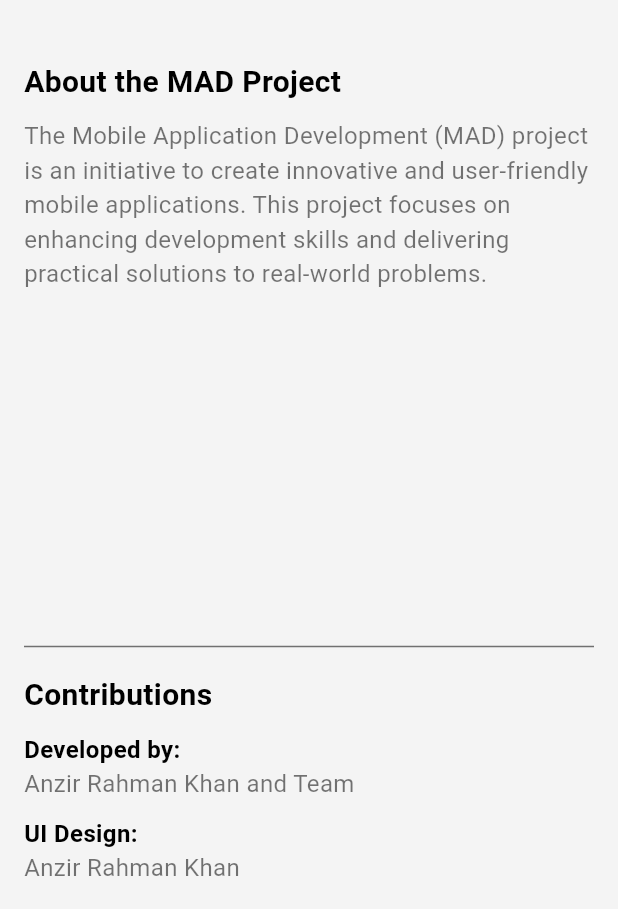
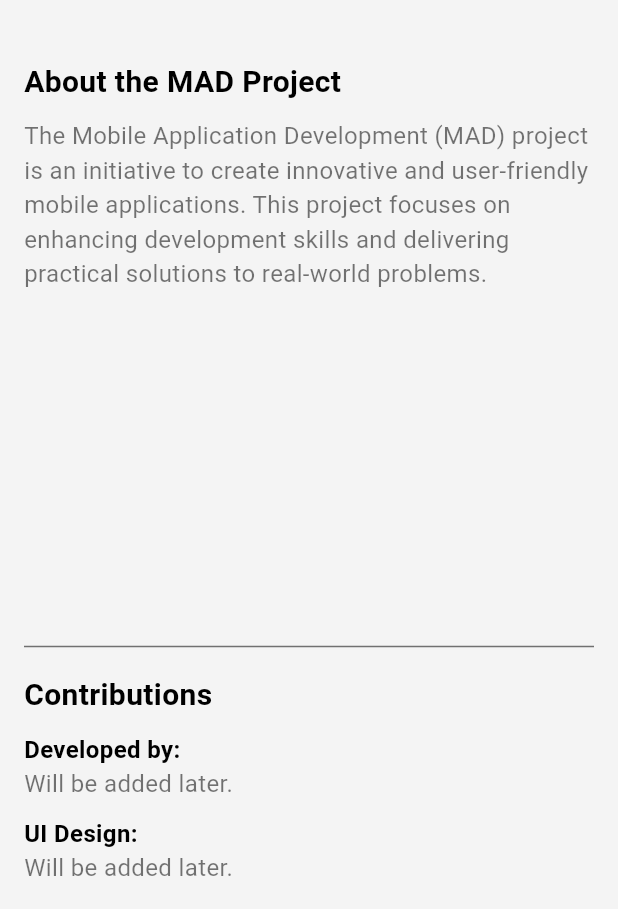
Before and after one commit to diyana-nikita705/MAD-LeaderBoard-App, a Flutter app: the screen it shows once a user with an empty profile is signed in, item 4 of the bottom bar chosen, in the side drawer, after a tap on "About", on a phone screen of 412 x 824 dp, the part 327-1236 px from its top. Run offline on Flutter 3.47's test engine with Material 3 defaults, Android fonts, the phone set to English and light mode, and no system bars; our stand-ins replace cloud_firestore, firebase_auth, firebase_core, flutter_riverpod; accounts and stored records are empty; generated files the repository leaves out were written again.

Commit message:
fixes some issues
- changed the about page
- fixed binding and unbinding logic

```diff
--- a/lib/screens/drawer/about.dart
+++ b/lib/screens/drawer/about.dart
@@ -77,7 +77,7 @@ class About extends StatelessWidget {
               ),
             ),
             Text(
-              'Anzir Rahman Khan and Team',
+              'Will be added later.',
               style: TextStyle(fontSize: 16, color: Colors.black54),
             ),
             SizedBox(height: 10),
@@ -90,7 +90,7 @@ class About extends StatelessWidget {
               ),
             ),
             Text(
-              'Anzir Rahman Khan',
+              'Will be added later.',
               style: TextStyle(fontSize: 16, color: Colors.black54),
             ),
           ],
--- a/lib/screens/profile/profile.dart
+++ b/lib/screens/profile/profile.dart
@@ -23,6 +23,7 @@ class _ProfileState extends ConsumerState<Profile> {
   int? _profileRank; // Add a state variable to store the fetched rank
   int? _peopleAhead;
   int? _peopleBehind;
+  bool _isProfileUnbound = false; // Add a flag to track unbinding
 
   Future<void> _fetchStudentDetails(String studentId) async {
     setState(() {
@@ -120,6 +121,9 @@ class _ProfileState extends ConsumerState<Profile> {
         .collection('user_profiles')
         .doc(user.uid)
         .set({'profileId': studentId});
+
+    // Refresh authProvider to update button state
+    ref.refresh(authProvider);
   }
 
   Future<void> _unbindProfileFromAccount() async {
@@ -139,14 +143,11 @@ class _ProfileState extends ConsumerState<Profile> {
       _peopleAhead = null;
       _peopleBehind = null;
       _error = null; // Clear any existing error messages
+      _isProfileUnbound = true; // Set the unbound flag
     });
 
-    // Show a confirmation message
-    ScaffoldMessenger.of(context).showSnackBar(
-      const SnackBar(
-        content: Text('Profile unbound from account successfully!'),
-      ),
-    );
+    // Refresh authProvider to update button state
+    ref.refresh(authProvider);
   }
 
   @override
@@ -173,7 +174,11 @@ class _ProfileState extends ConsumerState<Profile> {
     ) {
       next.whenData((authData) {
         final profileId = authData?['profileId'] as String?;
-        if (profileId != null && student == null) {
+        final currentUserUid = authData?['user']?.uid as String?;
+        if (profileId != null &&
+            student == null &&
+            currentUserUid != null &&
+            !_isProfileUnbound) {
           _fetchStudentDetails(profileId);
         }
       });
@@ -611,21 +616,32 @@ class _ProfileState extends ConsumerState<Profile> {
                                   ),
                                 ),
                                 const SizedBox(height: 16),
+                                Padding(
+                                  padding: const EdgeInsets.symmetric(
+                                    vertical: 16.0,
+                                  ),
+                                  child: Column(
+                                    crossAxisAlignment:
+                                        CrossAxisAlignment.stretch,
+                                    children: [
+                                      if (authData?['profileId'] == null) ...[
                                         ElevatedButton(
                                           style: ElevatedButton.styleFrom(
                                             backgroundColor:
                                                 AppColors.primaryAccentColor,
                                             padding: const EdgeInsets.symmetric(
-                                      horizontal: 32,
                                               vertical: 14,
                                             ),
                                             shape: RoundedRectangleBorder(
-                                      borderRadius: BorderRadius.circular(12),
+                                              borderRadius:
+                                                  BorderRadius.circular(12),
                                             ),
                                           ),
                                           onPressed: () async {
                                             if (student != null) {
-                                      await _bindProfileToAccount(student.id);
+                                              await _bindProfileToAccount(
+                                                student.id,
+                                              );
                                               ScaffoldMessenger.of(
                                                 context,
                                               ).showSnackBar(
@@ -646,33 +662,72 @@ class _ProfileState extends ConsumerState<Profile> {
                                           ),
                                         ),
                                         const SizedBox(height: 16),
+                                      ],
                                       ElevatedButton(
                                         style: ElevatedButton.styleFrom(
-                                    backgroundColor: Colors.redAccent,
+                                          backgroundColor:
+                                              student != null
+                                                  ? Colors.redAccent
+                                                  : AppColors
+                                                      .primaryAccentColor,
                                           padding: const EdgeInsets.symmetric(
-                                      horizontal: 32,
                                             vertical: 14,
                                           ),
                                           shape: RoundedRectangleBorder(
-                                      borderRadius: BorderRadius.circular(12),
+                                            borderRadius: BorderRadius.circular(
+                                              12,
+                                            ),
                                           ),
                                         ),
                                         onPressed: () async {
+                                          if (student != null) {
+                                            if (authData?['profileId'] !=
+                                                null) {
                                               await _unbindProfileFromAccount();
-                                    ScaffoldMessenger.of(context).showSnackBar(
+                                              ScaffoldMessenger.of(
+                                                context,
+                                              ).showSnackBar(
                                                 const SnackBar(
                                                   content: Text(
                                                     'Profile unbound from account successfully!',
                                                   ),
                                                 ),
                                               );
+                                            } else {
+                                              ref
+                                                  .read(
+                                                    studentProvider.notifier,
+                                                  )
+                                                  .clearStudent();
+                                              setState(() {
+                                                _profileRank = null;
+                                                _peopleAhead = null;
+                                                _peopleBehind = null;
+                                                _error = null;
+                                              });
+                                              ScaffoldMessenger.of(
+                                                context,
+                                              ).showSnackBar(
+                                                const SnackBar(
+                                                  content: Text(
+                                                    'Profile unloaded successfully!',
+                                                  ),
+                                                ),
+                                              );
+                                            }
+                                          }
                                         },
-                                  child: const Text(
-                                    'Unbind Account',
-                                    style: TextStyle(
+                                        child: Text(
+                                          authData?['profileId'] != null
+                                              ? 'Unbind Account'
+                                              : 'Unload Profile',
+                                          style: const TextStyle(
                                             color: Colors.white,
                                             fontSize: 16,
                                           ),
+                                        ),
+                                      ),
+                                    ],
                                   ),
                                 ),
                                 const SizedBox(
```
Lines whose indentation alone changed are shown as unchanged.
